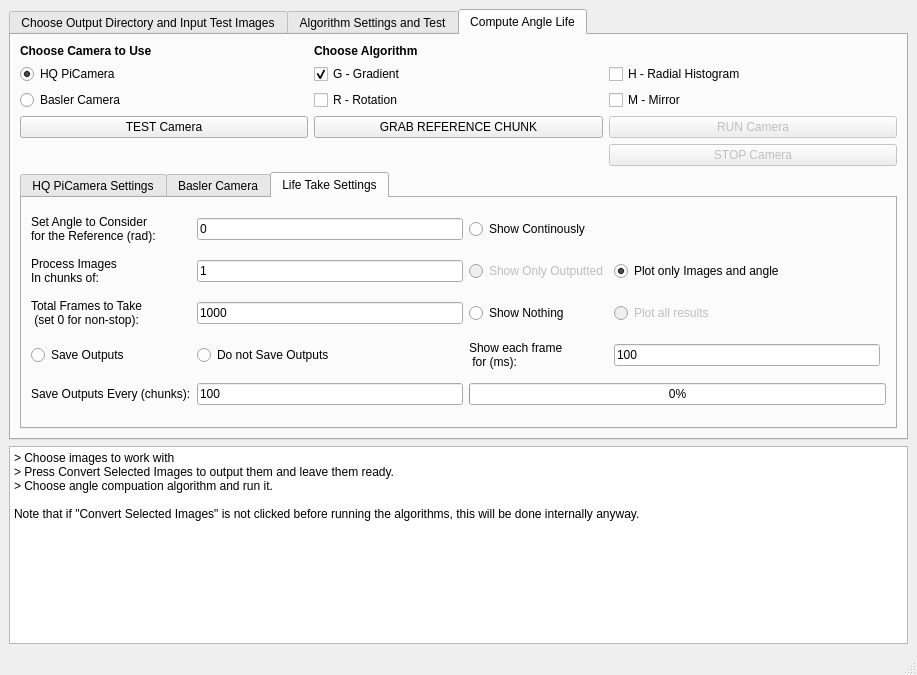
The window that GUI/Design.ui (Oiangu9/Conical_Refraction_Polarimeter) describes before a commit, drawn with Qt 5.
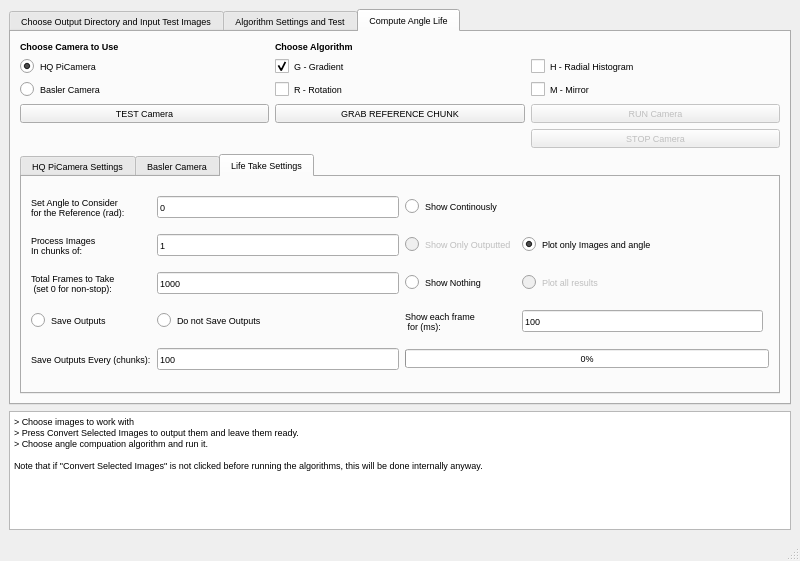
The same window after the commit. The open tabs and pages were chosen to show the change.

Commit message: Dynamical font size with screen resolution

Patch:
```diff
--- a/GUI/Design.ui
+++ b/GUI/Design.ui
@@ -6,8 +6,8 @@
    <rect>
     <x>0</x>
     <y>0</y>
-    <width>917</width>
-    <height>675</height>
+    <width>800</width>
+    <height>561</height>
    </rect>
   </property>
   <property name="sizePolicy">
@@ -18,7 +18,7 @@
   </property>
   <property name="font">
    <font>
-    <pointsize>9</pointsize>
+    <pointsize>7</pointsize>
     <weight>50</weight>
     <italic>false</italic>
     <bold>false</bold>
```
Left out of the diff: 6 changed lines with no effect on the pictures. The commit also changes 1 other file.
